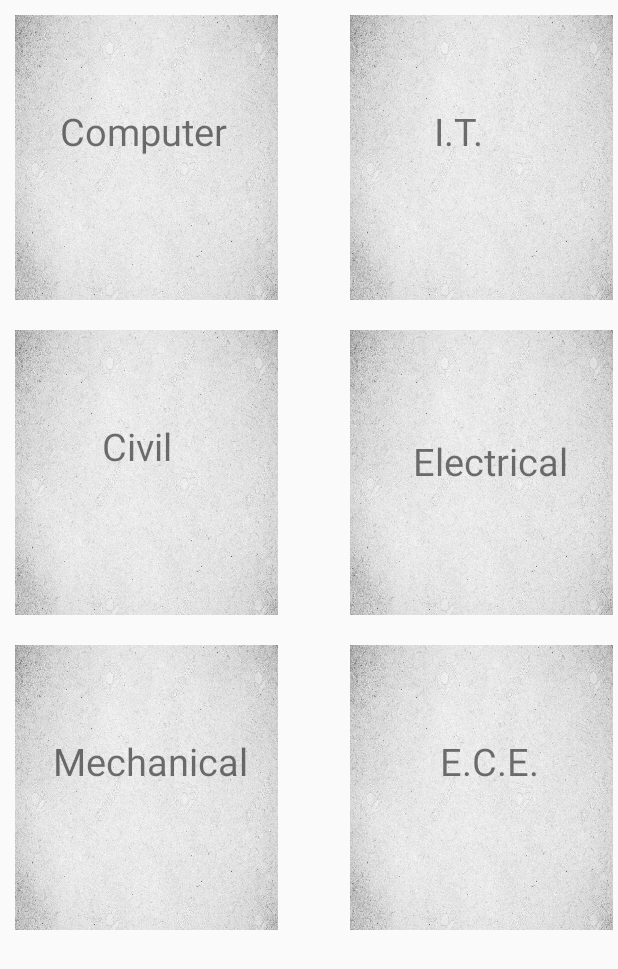
After one commit to Sidhant-Gupta/NITGuide, an Android app: the branch_paper screen opened directly, with no data from a screen before it, on a phone screen of 412 x 824 dp. The commit adds this screen. Shown: the top 969 px of the screen. Run offline under Robolectric (Android 15) with nearby library versions, the phone set to English and light mode, and no system bars.

Commit message:
first merge (#2)
* Create README.md

* manifest

* adding listeners in branch_paper class

* adding listeners in branch_paper class

```diff
--- a/app/src/main/java/com/example/nit_guide/MainActivity.java
+++ b/app/src/main/java/com/example/nit_guide/MainActivity.java
@@ -37,7 +37,8 @@ public class MainActivity extends AppCompatActivity {
         prevyear.setOnClickListener(new View.OnClickListener() {
             @Override
             public void onClick(View view) {
-                Intent prev=new Intent(getApplicationContext(),branches.class);
+                Intent prev=new Intent(getApplicationContext(),branch_paper.class);
+
                 startActivity(prev);
             }
         });
--- /dev/null
+++ b/app/src/main/java/com/example/nit_guide/branch_paper.java
@@ -0,0 +1,115 @@
+package com.example.nit_guide;
+
+import androidx.appcompat.app.AppCompatActivity;
+
+import android.content.Intent;
+import android.os.Bundle;
+import android.view.View;
+import android.widget.ImageView;
+
+import java.util.ArrayList;
+
+import javax.security.auth.Subject;
+
+public class branch_paper extends AppCompatActivity {
+
+    @Override
+    protected void onCreate(Bundle savedInstanceState) {
+        super.onCreate(savedInstanceState);
+        setContentView(R.layout.activity_branch_paper);
+        //startActivity();
+        ImageView comp=(ImageView)findViewById(R.id.computer_img);
+        ImageView it=(ImageView)findViewById(R.id.it_img);
+        ImageView civil=(ImageView)findViewById(R.id.civil_img);
+        ImageView ece=(ImageView)findViewById(R.id.ece_img);
+        ImageView elect=(ImageView)findViewById(R.id.electrical_img);
+        ImageView mech=(ImageView)findViewById(R.id.mechanical_img);
+
+        comp.setOnClickListener(new View.OnClickListener() {
+            @Override
+            public void onClick(View view) {
+                ArrayList<String> SubjectList = new ArrayList<String>();
+                String[] stringArray={"OOPs in C++","C","Java","Automata","Web Development","Software Eng.","Unix/Linux","O.S.","Data Mining"};
+                for(int i=0;i<stringArray.length;i++){
+                    SubjectList.add(stringArray[i]);
+                }
+                Intent comp=new Intent(getApplicationContext(),ListSubjects.class);
+                comp.putExtra("String Array",SubjectList);
+                startActivity(comp);
+            }
+        });
+
+        civil.setOnClickListener(new View.OnClickListener() {
+            @Override
+            public void onClick(View view) {
+                ArrayList<String> SubjectList = new ArrayList<String>();
+                String[] stringArray={"OOPs in C++","C","Java","Automata","Web Development","Software Eng.","Unix/Linux","O.S.","Data Mining"};
+                for(int i=0;i<stringArray.length;i++){
+                    SubjectList.add(stringArray[i]);
+                }
+                Intent comp=new Intent(getApplicationContext(),ListSubjects.class);
+                comp.putExtra("String Array",SubjectList);
+                startActivity(comp);
+            }
+        });
+
+        it.setOnClickListener(new View.OnClickListener() {
+            @Override
+            public void onClick(View view) {
+                ArrayList<String> SubjectList = new ArrayList<String>();
+                String[] stringArray={"OOPs in C++","C","Java","Automata","Web Development","Software Eng.","Unix/Linux","O.S.","Data Mining"};
+                for(int i=0;i<stringArray.length;i++){
+                    SubjectList.add(stringArray[i]);
+                }
+                Intent comp=new Intent(getApplicationContext(),ListSubjects.class);
+                comp.putExtra("String Array",SubjectList);
+                startActivity(comp);
+            }
+        });
+
+        mech.setOnClickListener(new View.OnClickListener() {
+            @Override
+            public void onClick(View view) {
+                ArrayList<String> SubjectList = new ArrayList<String>();
+                String[] stringArray={"OOPs in C++","C","Java","Automata","Web Development","Software Eng.","Unix/Linux","O.S.","Data Mining"};
+                for(int i=0;i<stringArray.length;i++){
+                    SubjectList.add(stringArray[i]);
+                }
+                Intent comp=new Intent(getApplicationContext(),ListSubjects.class);
+                comp.putExtra("String Array",SubjectList);
+                startActivity(comp);
+
+            }
+        });
+
+        elect.setOnClickListener(new View.OnClickListener() {
+            @Override
+            public void onClick(View view) {
+                ArrayList<String> SubjectList = new ArrayList<String>();
+                String[] stringArray={"OOPs in C++","C","Java","Automata","Web Development","Software Eng.","Unix/Linux","O.S.","Data Mining"};
+                for(int i=0;i<stringArray.length;i++){
+                    SubjectList.add(stringArray[i]);
+                }
+                Intent comp=new Intent(getApplicationContext(),ListSubjects.class);
+                comp.putExtra("String Array",SubjectList);
+                startActivity(comp);
+            }
+        });
+
+        ece.setOnClickListener(new View.OnClickListener() {
+            @Override
+            public void onClick(View view) {
+                ArrayList<String> SubjectList = new ArrayList<String>();
+                String[] stringArray={"OOPs in C++","C","Java","Automata","Web Development","Software Eng.","Unix/Linux","O.S.","Data Mining"};
+                for(int i=0;i<stringArray.length;i++){
+                    SubjectList.add(stringArray[i]);
+                }
+                Intent comp=new Intent(getApplicationContext(),ListSubjects.class);
+                comp.putExtra("String Array",SubjectList);
+                startActivity(comp);
+            }
+        });
+
+    }
+
+}
--- /dev/null
+++ b/app/src/main/res/layout/activity_branch_paper.xml
@@ -0,0 +1,154 @@
+<?xml version="1.0" encoding="utf-8"?>
+<androidx.constraintlayout.widget.ConstraintLayout
+    xmlns:android="http://schemas.android.com/apk/res/android"
+    xmlns:tools="http://schemas.android.com/tools"
+    xmlns:app="http://schemas.android.com/apk/res-auto"
+    android:layout_width="match_parent"
+    android:layout_height="match_parent"
+    tools:context=".branch_paper">
+
+    <androidx.gridlayout.widget.GridLayout
+        android:layout_width="match_parent"
+        android:layout_height="match_parent"
+        app:columnCount="2"
+        app:layout_constraintBottom_toBottomOf="parent"
+        app:layout_constraintEnd_toEndOf="parent"
+        app:layout_constraintHorizontal_bias="0.0"
+        app:layout_constraintStart_toStartOf="parent"
+        app:layout_constraintTop_toTopOf="parent"
+        app:layout_constraintVertical_bias="0.0"
+        app:rowCount="4">
+
+        <ImageView
+            android:id="@+id/civil_img"
+            android:layout_width="175dp"
+            android:layout_height="190dp"
+            android:layout_margin="10dp"
+            android:background="@drawable/bg"
+            app:layout_column="0"
+            app:layout_row="1" />
+
+        <ImageView
+            android:id="@+id/computer_img"
+            android:layout_width="175dp"
+            android:layout_height="190dp"
+            android:layout_margin="10dp"
+            android:background="@drawable/bg"
+            app:layout_column="0"
+            app:layout_row="0" />
+
+        <ImageView
+            android:id="@+id/it_img"
+            android:layout_width="175dp"
+            android:layout_height="190dp"
+            android:layout_margin="10dp"
+            android:background="@drawable/bg"
+            app:layout_column="1"
+            app:layout_row="0" />
+
+        <ImageView
+            android:id="@+id/electrical_img"
+            android:layout_width="175dp"
+            android:layout_height="190dp"
+            android:layout_margin="10dp"
+            android:background="@drawable/bg"
+            app:layout_column="1"
+            app:layout_constraintBottom_toBottomOf="parent"
+            app:layout_constraintTop_toTopOf="parent"
+            app:layout_row="1" />
+
+        <ImageView
+            android:id="@+id/mechanical_img"
+            android:layout_width="175dp"
+            android:layout_height="190dp"
+            android:layout_margin="10dp"
+            android:background="@drawable/bg"
+            app:layout_column="0"
+            app:layout_row="2" />
+
+        <ImageView
+            android:id="@+id/ece_img"
+            android:layout_width="175dp"
+            android:layout_height="190dp"
+            android:layout_margin="10dp"
+
+            android:background="@drawable/bg"
+            app:layout_column="1"
+            app:layout_constraintEnd_toEndOf="parent"
+            app:layout_row="2" />
+
+        <TextView
+            android:id="@+id/computer"
+            android:layout_width="133dp"
+            android:layout_height="46dp"
+            android:layout_margin="40dp"
+            android:layout_marginTop="70dp"
+
+            android:text="Computer "
+            android:textSize="25dp"
+            app:layout_column="0"
+            app:layout_row="0" />
+
+        <TextView
+            android:id="@+id/it"
+            android:layout_width="55dp"
+            android:layout_height="47dp"
+            android:layout_margin="60dp"
+            android:layout_marginTop="70dp"
+
+            android:text=" I.T."
+            android:textSize="25dp"
+            app:layout_column="1"
+            app:layout_row="0" />
+
+        <TextView
+            android:id="@+id/civil"
+            android:layout_width="133dp"
+            android:layout_height="46dp"
+            android:layout_margin="40dp"
+            android:layout_marginTop="70dp"
+            android:layout_marginLeft="50dp"
+
+            android:text="   Civil "
+            android:textSize="25dp"
+            app:layout_column="0"
+            app:layout_row="1" />
+
+        <TextView
+            android:id="@+id/electrical"
+            android:layout_width="133dp"
+            android:layout_height="46dp"
+            android:layout_margin="40dp"
+            android:layout_marginTop="80dp"
+
+            android:text="  Electrical"
+            android:textSize="25dp"
+            app:layout_column="1"
+            app:layout_row="1" />
+
+        <TextView
+            android:id="@+id/mechanical"
+            android:layout_width="133dp"
+            android:layout_height="46dp"
+            android:layout_margin="40dp"
+            android:layout_marginTop="70dp"
+            android:layout_marginLeft="35dp"
+
+            android:text="Mechanical"
+            android:textSize="25dp"
+            app:layout_column="0"
+            app:layout_row="2" />
+
+        <TextView
+            android:id="@+id/ece"
+            android:layout_width="133dp"
+            android:layout_height="46dp"
+            android:layout_margin="40dp"
+            android:layout_marginTop="70dp"
+
+            android:text="     E.C.E."
+            android:textSize="25dp"
+            app:layout_column="1"
+            app:layout_row="2" />
+    </androidx.gridlayout.widget.GridLayout>
+</androidx.constraintlayout.widget.ConstraintLayout>
```
Also changed, not shown: app/src/main/AndroidManifest.xml (+12 -1 lines), app/src/main/java/com/example/nit_guide/ListSubjects.java (added, +14 -0 lines), app/src/main/res/layout/activity_list_subjects.xml (added, +9 -0 lines), app/src/main/res/drawable/bg.jpg (added).
